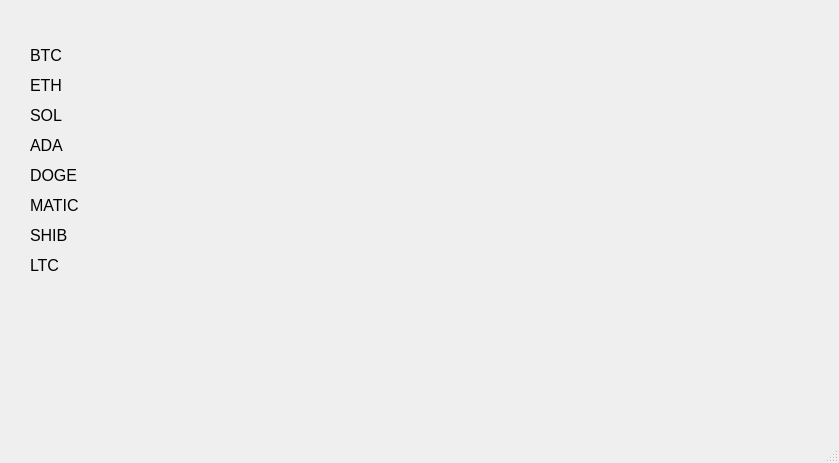
Qt form client/client/mainwindow.ui (senoron/Lab_11_OS) before a commit.
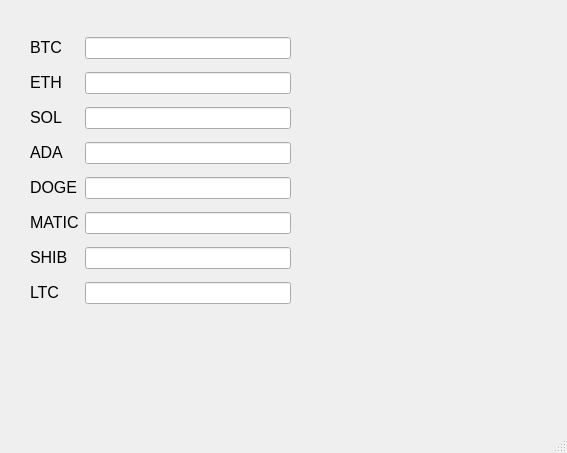
The same form after that commit.

Commit message: Fields for values added

What changed in the file:
```diff
--- a/client/client/mainwindow.ui
+++ b/client/client/mainwindow.ui
@@ -6,118 +6,106 @@
    <rect>
     <x>0</x>
     <y>0</y>
-    <width>839</width>
-    <height>463</height>
+    <width>567</width>
+    <height>453</height>
    </rect>
   </property>
   <property name="windowTitle">
    <string>MainWindow</string>
   </property>
   <widget class="QWidget" name="centralwidget">
+   <widget class="QWidget" name="">
+    <property name="geometry">
+     <rect>
+      <x>30</x>
+      <y>30</y>
+      <width>261</width>
+      <height>281</height>
+     </rect>
+    </property>
+    <layout class="QGridLayout" name="gridLayout">
+     <item row="0" column="0">
    <widget class="QLabel" name="label">
-    <property name="geometry">
-     <rect>
-      <x>30</x>
-      <y>40</y>
-      <width>61</width>
-      <height>31</height>
-     </rect>
-    </property>
     <property name="text">
      <string>&lt;html&gt;&lt;head/&gt;&lt;body&gt;&lt;p&gt;&lt;span style=&quot; font-size:12pt;&quot;&gt;BTC&lt;/span&gt;&lt;/p&gt;&lt;/body&gt;&lt;/html&gt;</string>
     </property>
    </widget>
+     </item>
+     <item row="0" column="1">
+      <widget class="QLineEdit" name="lineEdit_btc"/>
+     </item>
+     <item row="1" column="0">
    <widget class="QLabel" name="label_2">
-    <property name="geometry">
-     <rect>
-      <x>30</x>
-      <y>70</y>
-      <width>61</width>
-      <height>31</height>
-     </rect>
-    </property>
     <property name="text">
      <string>&lt;html&gt;&lt;head/&gt;&lt;body&gt;&lt;p&gt;&lt;span style=&quot; font-size:12pt;&quot;&gt;ETH&lt;/span&gt;&lt;/p&gt;&lt;/body&gt;&lt;/html&gt;</string>
     </property>
    </widget>
+     </item>
+     <item row="1" column="1">
+      <widget class="QLineEdit" name="lineEdit_eth"/>
+     </item>
+     <item row="2" column="0">
    <widget class="QLabel" name="label_3">
-    <property name="geometry">
-     <rect>
-      <x>30</x>
-      <y>100</y>
-      <width>61</width>
-      <height>31</height>
-     </rect>
-    </property>
     <property name="text">
      <string>&lt;html&gt;&lt;head/&gt;&lt;body&gt;&lt;p&gt;&lt;span style=&quot; font-size:12pt;&quot;&gt;SOL&lt;/span&gt;&lt;/p&gt;&lt;/body&gt;&lt;/html&gt;</string>
     </property>
    </widget>
+     </item>
+     <item row="2" column="1">
+      <widget class="QLineEdit" name="lineEdit_sol"/>
+     </item>
+     <item row="3" column="0">
    <widget class="QLabel" name="label_4">
-    <property name="geometry">
-     <rect>
-      <x>30</x>
-      <y>130</y>
-      <width>61</width>
-      <height>31</height>
-     </rect>
-    </property>
     <property name="text">
      <string>&lt;html&gt;&lt;head/&gt;&lt;body&gt;&lt;p&gt;&lt;span style=&quot; font-size:12pt;&quot;&gt;ADA&lt;/span&gt;&lt;/p&gt;&lt;/body&gt;&lt;/html&gt;</string>
     </property>
    </widget>
+     </item>
+     <item row="3" column="1">
+      <widget class="QLineEdit" name="lineEdit_ada"/>
+     </item>
+     <item row="4" column="0">
    <widget class="QLabel" name="label_5">
-    <property name="geometry">
-     <rect>
-      <x>30</x>
-      <y>160</y>
-      <width>61</width>
-      <height>31</height>
-     </rect>
-    </property>
     <property name="text">
      <string>&lt;html&gt;&lt;head/&gt;&lt;body&gt;&lt;p&gt;&lt;span style=&quot; font-size:12pt;&quot;&gt;DOGE&lt;/span&gt;&lt;/p&gt;&lt;/body&gt;&lt;/html&gt;</string>
     </property>
    </widget>
+     </item>
+     <item row="4" column="1">
+      <widget class="QLineEdit" name="lineEdit_doge"/>
+     </item>
+     <item row="5" column="0">
    <widget class="QLabel" name="label_6">
-    <property name="geometry">
-     <rect>
-      <x>30</x>
-      <y>190</y>
-      <width>61</width>
-      <height>31</height>
-     </rect>
-    </property>
     <property name="text">
      <string>&lt;html&gt;&lt;head/&gt;&lt;body&gt;&lt;p&gt;&lt;span style=&quot; font-size:12pt;&quot;&gt;MATIC&lt;/span&gt;&lt;/p&gt;&lt;/body&gt;&lt;/html&gt;</string>
     </property>
    </widget>
+     </item>
+     <item row="5" column="1">
+      <widget class="QLineEdit" name="lineEdit_matic"/>
+     </item>
+     <item row="6" column="0">
    <widget class="QLabel" name="label_7">
-    <property name="geometry">
-     <rect>
-      <x>30</x>
-      <y>220</y>
-      <width>61</width>
-      <height>31</height>
-     </rect>
-    </property>
     <property name="text">
      <string>&lt;html&gt;&lt;head/&gt;&lt;body&gt;&lt;p&gt;&lt;span style=&quot; font-size:12pt;&quot;&gt;SHIB&lt;/span&gt;&lt;/p&gt;&lt;/body&gt;&lt;/html&gt;</string>
     </property>
    </widget>
+     </item>
+     <item row="6" column="1">
+      <widget class="QLineEdit" name="lineEdit_shib"/>
+     </item>
+     <item row="7" column="0">
    <widget class="QLabel" name="label_8">
-    <property name="geometry">
-     <rect>
-      <x>30</x>
-      <y>250</y>
-      <width>61</width>
-      <height>31</height>
-     </rect>
-    </property>
     <property name="text">
      <string>&lt;html&gt;&lt;head/&gt;&lt;body&gt;&lt;p&gt;&lt;span style=&quot; font-size:12pt;&quot;&gt;LTC&lt;/span&gt;&lt;/p&gt;&lt;/body&gt;&lt;/html&gt;</string>
     </property>
    </widget>
+     </item>
+     <item row="7" column="1">
+      <widget class="QLineEdit" name="lineEdit_ltc"/>
+     </item>
+    </layout>
+   </widget>
   </widget>
   <widget class="QMenuBar" name="menubar">
    <property name="geometry">
```
Left out of the diff: 2 changed lines with no effect on the pictures. Lines whose indentation alone changed are shown as unchanged.
